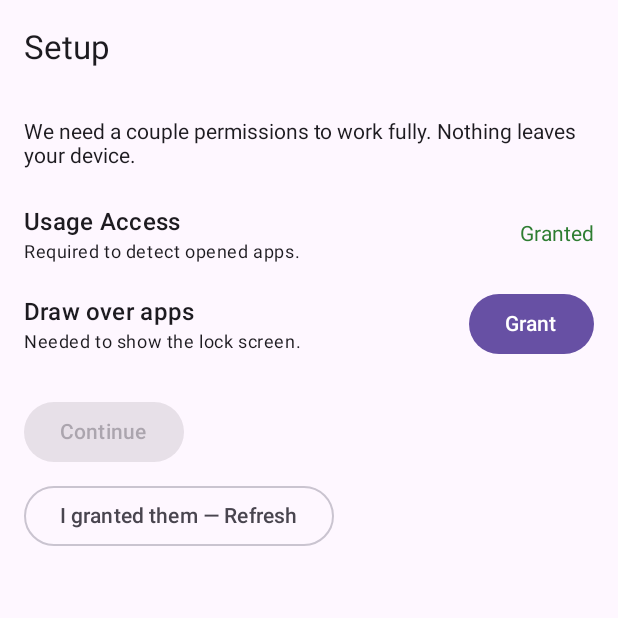
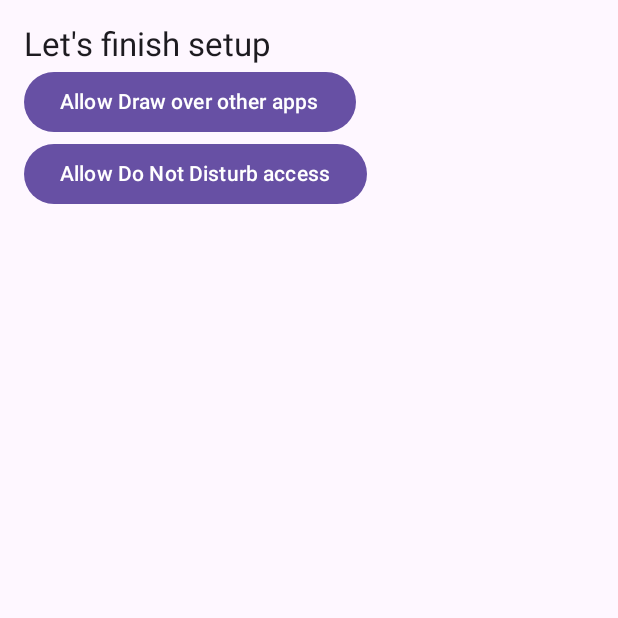
Before and after one commit to DevSecOps-inpt/FocusApp, an Android app built with Jetpack Compose: the composable OnboardingScreen shown on its own in the app's theme, on a phone screen of 412 x 824 dp, the top half of it. Run offline under Robolectric (Android 15) with nearby library versions, the phone set to English and light mode, and no system bars.

Commit message:
improvements v1.9

```diff
--- a/app/src/main/AndroidManifest.xml
+++ b/app/src/main/AndroidManifest.xml
@@ -5,6 +5,7 @@
     <!-- Core permissions for app functionality -->
     <uses-permission android:name="android.permission.PACKAGE_USAGE_STATS" tools:ignore="ProtectedPermissions"/>
     <uses-permission android:name="android.permission.SYSTEM_ALERT_WINDOW"/>
+    <uses-permission android:name="android.permission.ACCESS_NOTIFICATION_POLICY"/>
     <uses-permission android:name="android.permission.FOREGROUND_SERVICE"/>
     <uses-permission android:name="android.permission.FOREGROUND_SERVICE_DATA_SYNC"/>
     <uses-permission android:name="android.permission.POST_NOTIFICATIONS"/>
--- a/app/src/main/java/com/devsecopsinpt/focusapp/ui/OnboardingScreen.kt
+++ b/app/src/main/java/com/devsecopsinpt/focusapp/ui/OnboardingScreen.kt
@@ -1,64 +1,8 @@
 package com.devsecopsinpt.focusapp.ui
 
-import androidx.compose.foundation.layout.*
-import androidx.compose.material3.*
-import androidx.compose.runtime.*
-import androidx.compose.ui.Alignment
-import androidx.compose.ui.Modifier
-import androidx.compose.ui.graphics.Color
-import androidx.compose.ui.platform.LocalContext
-import androidx.compose.ui.unit.dp
-import com.devsecopsinpt.focusapp.canDrawOverlays
-import com.devsecopsinpt.focusapp.hasUsageAccess
-import com.devsecopsinpt.focusapp.openOverlaySettings
-import com.devsecopsinpt.focusapp.openUsageAccessSettings
+import androidx.compose.runtime.Composable
 
-@OptIn(ExperimentalMaterial3Api::class)
 @Composable
 fun OnboardingScreen(onDone: () -> Unit) {
-    val ctx = LocalContext.current
-    var usageOk by remember { mutableStateOf(ctx.hasUsageAccess()) }
-    var overlayOk by remember { mutableStateOf(ctx.canDrawOverlays()) }
-
-    fun refresh() { usageOk = ctx.hasUsageAccess(); overlayOk = ctx.canDrawOverlays() }
-
-    LaunchedEffect(Unit) { refresh() }
-
-    Scaffold(topBar = { TopAppBar({ Text("Setup") }) }) { p ->
-        Column(Modifier.padding(p).padding(16.dp)) {
-            Text("We need a couple permissions to work fully. Nothing leaves your device.")
-            Spacer(Modifier.height(16.dp))
-
-            PermRow("Usage Access", usageOk, "Required to detect opened apps.") {
-                ctx.openUsageAccessSettings()
-            }
-            PermRow("Draw over apps", overlayOk, "Needed to show the lock screen.") {
-                ctx.openOverlaySettings()
-            }
-
-            Spacer(Modifier.height(16.dp))
-            Button(
-                enabled = usageOk && overlayOk,
-                onClick = onDone
-            ) { Text("Continue") }
-
-            Spacer(Modifier.height(8.dp))
-            OutlinedButton(onClick = { refresh() }) { Text("I granted them — Refresh") }
-        }
-    }
+    PermissionsGate(onAllGranted = onDone)
 }
-
-@Composable
-private fun PermRow(title: String, granted: Boolean, desc: String, onClick: () -> Unit) {
-    Row(
-        Modifier.fillMaxWidth().padding(vertical = 8.dp),
-        verticalAlignment = Alignment.CenterVertically
-    ) {
-        Column(Modifier.weight(1f)) {
-            Text(title, style = MaterialTheme.typography.titleMedium)
-            Text(desc, style = MaterialTheme.typography.bodySmall)
-        }
-        if (granted) Text("Granted", color = Color(0xFF2E7D32))
-        else Button(onClick = onClick) { Text("Grant") }
-    }
-}
--- /dev/null
+++ b/app/src/main/java/com/devsecopsinpt/focusapp/ui/PermissionsGate.kt
@@ -0,0 +1,125 @@
+package com.devsecopsinpt.focusapp.ui
+
+import android.app.AppOpsManager
+import android.app.NotificationManager
+import android.content.Context
+import android.content.Intent
+import android.net.Uri
+import android.os.Build
+import android.provider.Settings
+import androidx.activity.compose.rememberLauncherForActivityResult
+import androidx.activity.result.contract.ActivityResultContracts.RequestPermission
+import androidx.compose.foundation.layout.Column
+import androidx.compose.foundation.layout.padding
+import androidx.compose.material3.Button
+import androidx.compose.material3.ExperimentalMaterial3Api
+import androidx.compose.material3.MaterialTheme
+import androidx.compose.material3.Scaffold
+import androidx.compose.material3.Text
+import androidx.compose.runtime.Composable
+import androidx.compose.runtime.LaunchedEffect
+import androidx.compose.runtime.mutableStateOf
+import androidx.compose.runtime.remember
+import androidx.compose.runtime.getValue
+import androidx.compose.runtime.setValue
+import androidx.compose.ui.Modifier
+import androidx.compose.ui.platform.LocalContext
+import androidx.compose.ui.unit.dp
+import androidx.core.app.NotificationManagerCompat
+
+private fun hasUsageAccess(ctx: Context): Boolean {
+    val appOps = ctx.getSystemService(Context.APP_OPS_SERVICE) as AppOpsManager
+    val mode = appOps.unsafeCheckOpNoThrow(
+        "android:get_usage_stats",
+        android.os.Process.myUid(),
+        ctx.packageName
+    )
+    return mode == AppOpsManager.MODE_ALLOWED
+}
+
+private fun hasOverlay(ctx: Context) = Settings.canDrawOverlays(ctx)
+
+private fun notificationsAllowed(ctx: Context) =
+    NotificationManagerCompat.from(ctx).areNotificationsEnabled()
+
+private fun hasDndAccess(ctx: Context): Boolean {
+    val nm = ctx.getSystemService(Context.NOTIFICATION_SERVICE) as NotificationManager
+    return nm.isNotificationPolicyAccessGranted
+}
+
+@OptIn(ExperimentalMaterial3Api::class)
+@Composable
+fun PermissionsGate(
+    onAllGranted: () -> Unit
+) {
+    val ctx = LocalContext.current
+    var askedOnce by remember { mutableStateOf(false) }
+
+    // POST_NOTIFICATIONS (runtime dialog)
+    val requestNotif = rememberLauncherForActivityResult(RequestPermission()) { /* re-check below */ }
+
+    LaunchedEffect(Unit) {
+        if (!askedOnce) {
+            askedOnce = true
+            if (Build.VERSION.SDK_INT >= 33 && !notificationsAllowed(ctx)) {
+                requestNotif.launch(android.Manifest.permission.POST_NOTIFICATIONS)
+            }
+        }
+    }
+
+    val allOk = notificationsAllowed(ctx) &&
+            hasUsageAccess(ctx) &&
+            hasOverlay(ctx) &&
+            hasDndAccess(ctx)
+
+    if (allOk) {
+        onAllGranted()
+        return
+    }
+
+    Scaffold { padding ->
+        Column(Modifier.padding(padding).padding(16.dp)) {
+            Text("Let's finish setup", style = MaterialTheme.typography.titleLarge)
+
+            if (!notificationsAllowed(ctx)) {
+                Button(onClick = {
+                    if (Build.VERSION.SDK_INT >= 33) {
+                        requestNotif.launch(android.Manifest.permission.POST_NOTIFICATIONS)
+                    } else {
+                        ctx.startActivity(Intent(Settings.ACTION_APP_NOTIFICATION_SETTINGS).apply {
+                            putExtra(Settings.EXTRA_APP_PACKAGE, ctx.packageName)
+                            addFlags(Intent.FLAG_ACTIVITY_NEW_TASK)
+                        })
+                    }
+                }) { Text("Allow notifications") }
+            }
+
+            if (!hasUsageAccess(ctx)) {
+                Button(onClick = {
+                    ctx.startActivity(Intent(Settings.ACTION_USAGE_ACCESS_SETTINGS).apply {
+                        addFlags(Intent.FLAG_ACTIVITY_NEW_TASK)
+                    })
+                }) { Text("Enable Usage Access") }
+            }
+
+            if (!hasOverlay(ctx)) {
+                Button(onClick = {
+                    ctx.startActivity(
+                        Intent(
+                            Settings.ACTION_MANAGE_OVERLAY_PERMISSION,
+                            Uri.parse("package:${ctx.packageName}")
+                        ).addFlags(Intent.FLAG_ACTIVITY_NEW_TASK)
+                    )
+                }) { Text("Allow Draw over other apps") }
+            }
+
+            if (!hasDndAccess(ctx)) {
+                Button(onClick = {
+                    ctx.startActivity(Intent(Settings.ACTION_NOTIFICATION_POLICY_ACCESS_SETTINGS).apply {
+                        addFlags(Intent.FLAG_ACTIVITY_NEW_TASK)
+                    })
+                }) { Text("Allow Do Not Disturb access") }
+            }
+        }
+    }
+}
```
Also changed, not shown: app/build.gradle.kts (+16 -2 lines), app/src/main/java/com/devsecopsinpt/focusapp/PermHelpers.kt (+30 -0 lines), 2 other files.
